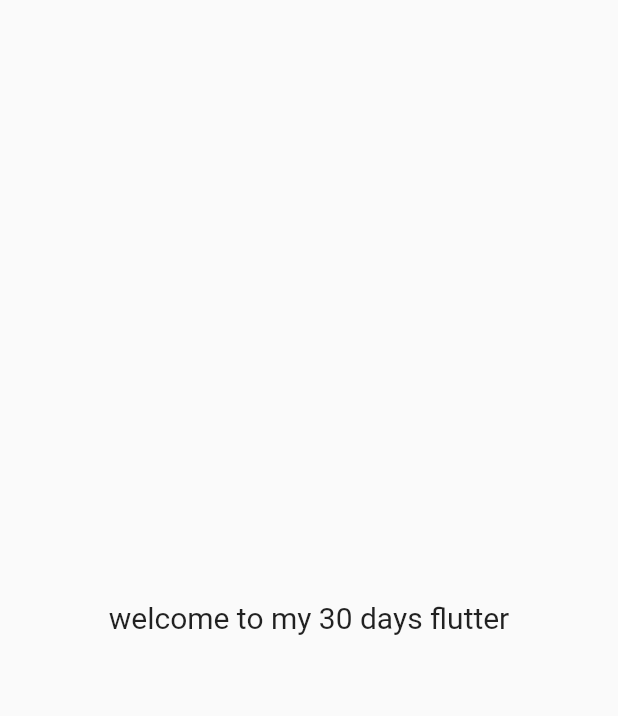
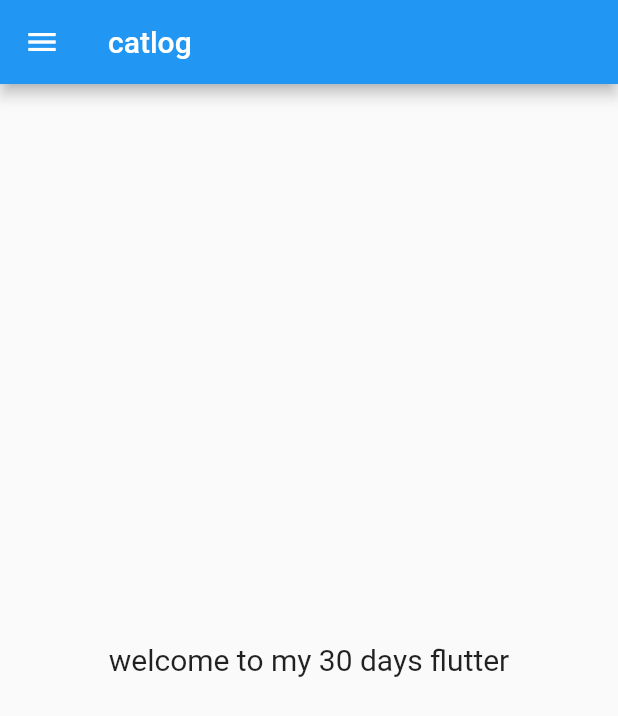
Before and after one commit to Amansingh005/flutter-catlog, a Flutter app: the screen it shows after launch, on a phone screen of 412 x 824 dp. Shown: the top 716 px of the screen. Run offline on Flutter 3.47's test engine with Material 2 defaults, Android fonts, the phone set to English and light mode, and no system bars.

Commit message:
day 1 completed

```diff
--- /dev/null
+++ b/lib/home_page.dart
@@ -0,0 +1,23 @@
+import 'package:flutter/material.dart';
+
+class Homepage extends StatelessWidget {
+  const Homepage({super.key});
+
+  @override
+  Widget build(BuildContext context) {
+    return Scaffold(
+      appBar: AppBar(
+        title: Text('catlog'),
+      ),
+      body: Center(
+        child: Container(
+          child: const Text(
+            'welcome to my 30 days flutter',
+            style: TextStyle(fontSize: 20),
+          ),
+        ),
+      ),
+      drawer: Drawer(),
+    );
+  }
+}
--- a/lib/main.dart
+++ b/lib/main.dart
@@ -1,4 +1,6 @@
 import 'package:flutter/material.dart';
+//import 'package:flutter_widget/home_page.dart';
+import 'home_page.dart';
 
 void main() {
   runApp(MyApp());
@@ -10,15 +12,7 @@ class MyApp extends StatelessWidget {
   @override
   Widget build(BuildContext context) {
     return MaterialApp(
-        home: Material(
-      child: Center(
-        child: Container(
-          child: Text(
-            'welcome to my 30 days flutter',
-            style: TextStyle(fontSize: 20),
-          ),
-        ),
-      ),
-    ));
+      home: Homepage(),
+    );
   }
 }
```
